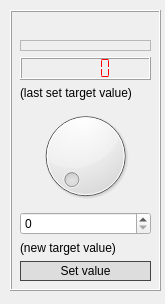
Before: the Qt Designer form src/pythion/_layout/output.ui in MaxHalldin/WienFilter, drawn with Qt 5.
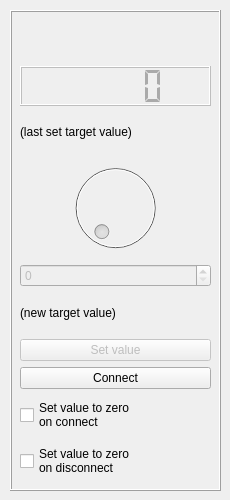
After: the same form once the commit is applied.

```diff
--- a/src/pythion/_layout/output.ui
+++ b/src/pythion/_layout/output.ui
@@ -6,8 +6,8 @@
    <rect>
     <x>0</x>
     <y>0</y>
-    <width>165</width>
-    <height>304</height>
+    <width>230</width>
+    <height>500</height>
    </rect>
   </property>
   <property name="windowTitle">
@@ -18,8 +18,8 @@
     <rect>
      <x>10</x>
      <y>10</y>
-     <width>151</width>
-     <height>281</height>
+     <width>211</width>
+     <height>481</height>
     </rect>
    </property>
    <property name="frameShape">
@@ -33,8 +33,8 @@
      <rect>
       <x>10</x>
       <y>10</y>
-      <width>131</width>
-      <height>261</height>
+      <width>191</width>
+      <height>461</height>
      </rect>
     </property>
     <layout class="QVBoxLayout" name="verticalLayout">
@@ -45,20 +45,13 @@
        </property>
       </widget>
      </item>
-     <item>
-      <widget class="QFrame" name="frame">
-       <property name="frameShape">
-        <enum>QFrame::StyledPanel</enum>
-       </property>
-       <property name="frameShadow">
-        <enum>QFrame::Raised</enum>
-       </property>
-      </widget>
-     </item>
      <item>
       <widget class="QLCDNumber" name="lastValueLCD">
+       <property name="enabled">
+        <bool>false</bool>
+       </property>
        <property name="styleSheet">
-        <string notr="true">color: rgb(255, 0, 0);</string>
+        <string notr="true">color: #aaaaaa;</string>
        </property>
        <property name="segmentStyle">
         <enum>QLCDNumber::Flat</enum>
@@ -80,13 +73,20 @@
      </item>
      <item>
       <widget class="QDial" name="outputDial">
+       <property name="enabled">
+        <bool>false</bool>
+       </property>
        <property name="maximum">
         <number>500</number>
        </property>
       </widget>
      </item>
      <item>
-      <widget class="QSpinBox" name="outputSpinbox"/>
+      <widget class="QSpinBox" name="outputSpinbox">
+       <property name="enabled">
+        <bool>false</bool>
+       </property>
+      </widget>
      </item>
      <item>
       <widget class="QLabel" name="label_3">
@@ -97,6 +97,9 @@
      </item>
      <item>
       <widget class="QPushButton" name="setBtn">
+       <property name="enabled">
+        <bool>false</bool>
+       </property>
        <property name="minimumSize">
         <size>
          <width>0</width>
@@ -104,8 +107,7 @@
         </size>
        </property>
        <property name="styleSheet">
-        <string notr="true">border: 1px solid #444444;
-background-color: #dddddd</string>
+        <string notr="true"/>
        </property>
        <property name="text">
         <string>Set value</string>
@@ -121,6 +123,41 @@
        </property>
       </widget>
      </item>
+     <item>
+      <widget class="QPushButton" name="connectBtn">
+       <property name="text">
+        <string>Connect</string>
+       </property>
+      </widget>
+     </item>
+     <item>
+      <widget class="QCheckBox" name="zeroOnConnectBox">
+       <property name="sizePolicy">
+        <sizepolicy hsizetype="Minimum" vsizetype="Minimum">
+         <horstretch>0</horstretch>
+         <verstretch>0</verstretch>
+        </sizepolicy>
+       </property>
+       <property name="text">
+        <string>Set value to zero 
+on connect</string>
+       </property>
+      </widget>
+     </item>
+     <item>
+      <widget class="QCheckBox" name="zeroOnDisconnectBox">
+       <property name="sizePolicy">
+        <sizepolicy hsizetype="Minimum" vsizetype="Minimum">
+         <horstretch>0</horstretch>
+         <verstretch>0</verstretch>
+        </sizepolicy>
+       </property>
+       <property name="text">
+        <string>Set value to zero 
+on disconnect</string>
+       </property>
+      </widget>
+     </item>
     </layout>
    </widget>
   </widget>
```
